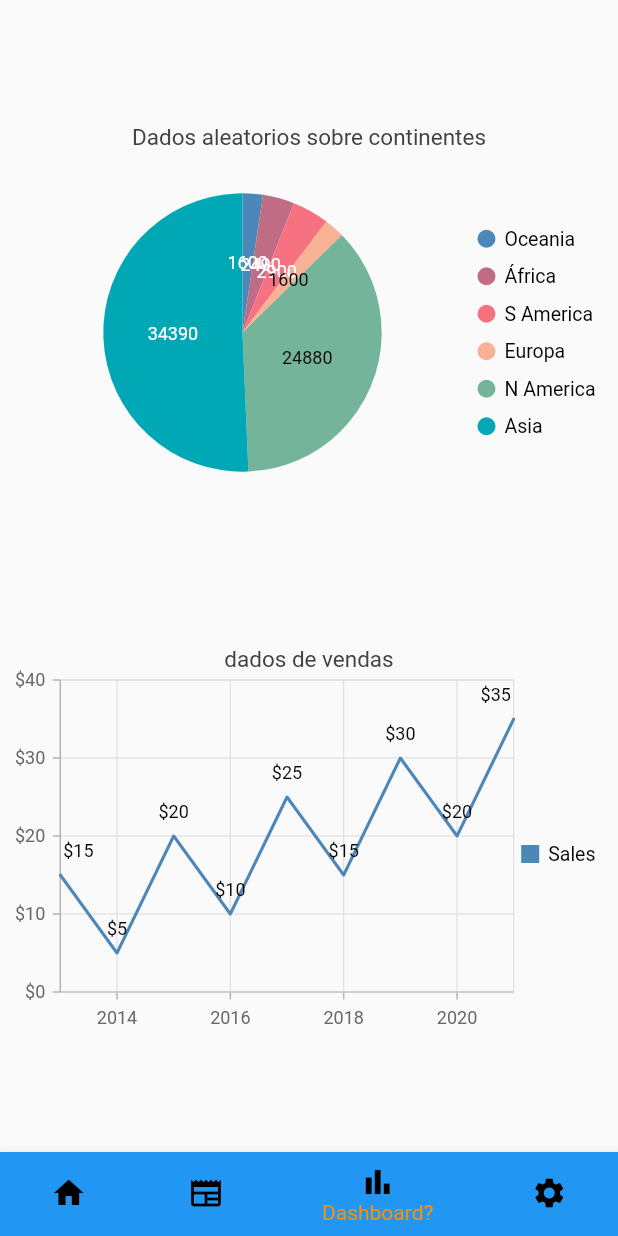
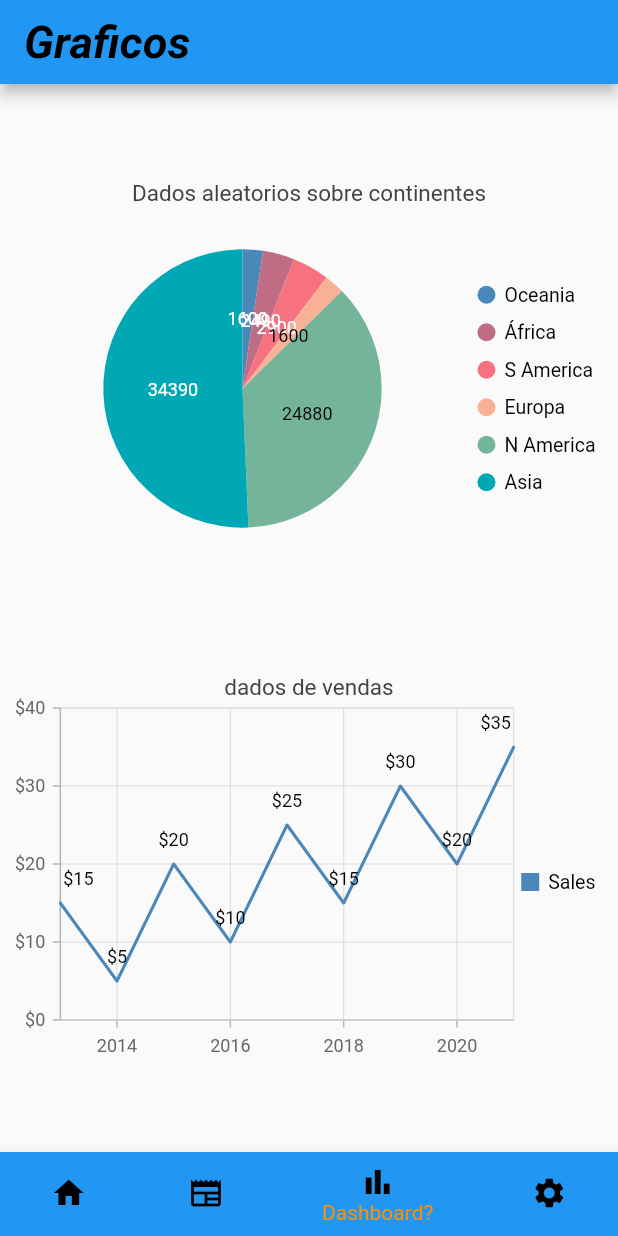
Before and after one commit to carlos-andrey/gerencia_de_concursos, a Flutter app: the screen it shows after launch, item 3 of the bottom bar chosen, on a phone screen of 412 x 824 dp. Run offline on Flutter 3.47's test engine with Material 2 defaults, Android fonts, the phone set to English and light mode, and no system bars; our stand-ins replace syncfusion_flutter_charts.

Commit message:
adicionando app bar à tela de graficos

```diff
--- a/lib/pages/chart.dart
+++ b/lib/pages/chart.dart
@@ -1,4 +1,5 @@
 import 'package:flutter/material.dart';
+import 'package:proseleta/components/text_styles.dart';
 import 'package:syncfusion_flutter_charts/charts.dart';
 import 'package:intl/intl.dart';
 
@@ -18,7 +19,6 @@ class _DashBoardPageState extends State<DashBoardPage> {
   void initState() {
     _trackballBehavior = TrackballBehavior(
       enable: true,
-
     );
     _chartData = getChartsdata();
     _chartData1 = getChartsdata1();
@@ -28,6 +28,9 @@ class _DashBoardPageState extends State<DashBoardPage> {
   @override
   Widget build(BuildContext context) {
     return Scaffold(
+      appBar: AppBar(
+        title: CustomTitleText(data: 'Graficos'),
+      ),
       body: Column(
         mainAxisAlignment: MainAxisAlignment.spaceEvenly,
         children: [
```
